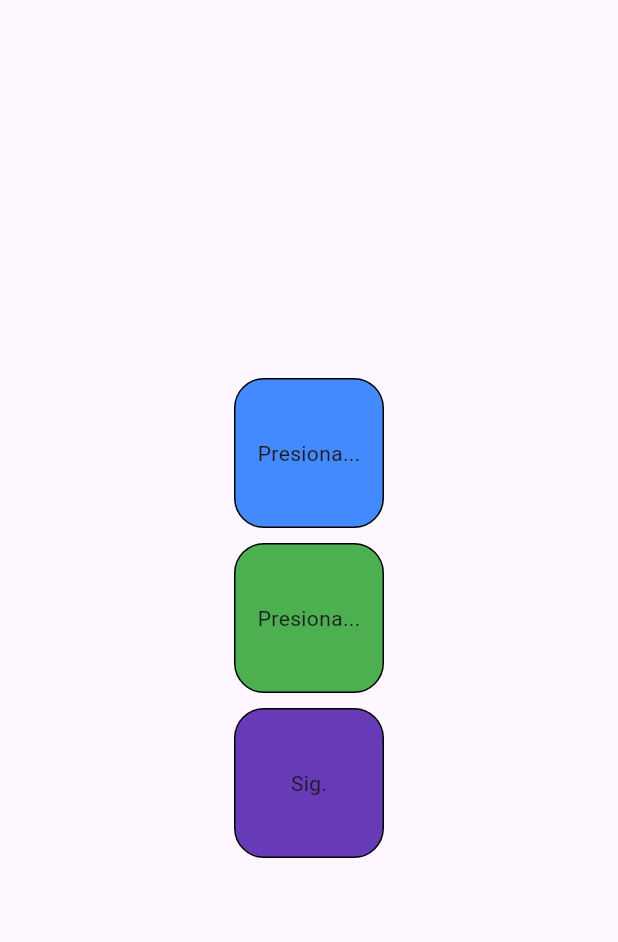
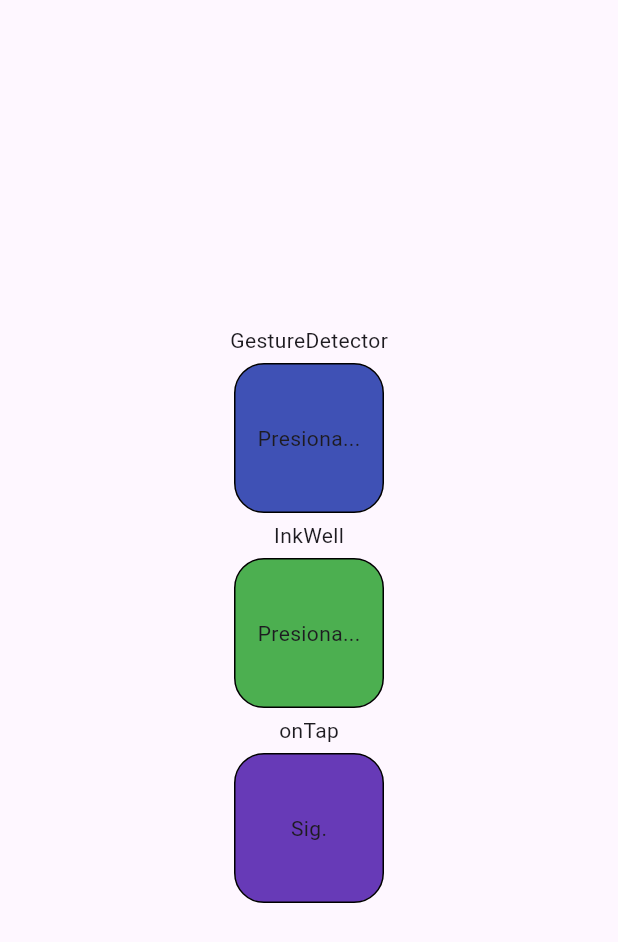
Before and after one commit to JairoVespon/trabajo_dam, a Flutter app: the screen it shows after launch, on a phone screen of 412 x 824 dp. Shown: the top 942 px of the screen. Run offline on Flutter 3.47's test engine with Material 2 defaults, Android fonts, the light colour scheme and no system bars.

Commit message:
cambios particulares

```diff
--- a/lib/main.dart
+++ b/lib/main.dart
@@ -55,6 +55,7 @@ class _MyPageState extends State<MyApp> {
         child: Column(
           mainAxisAlignment: MainAxisAlignment.center,
           children: [
+            Text("GestureDetector"),
             GestureDetector(
               onTap: (){
                 Navigator.of(context).push(MaterialPageRoute(builder: (context)=> NewScreen(),));
@@ -66,12 +67,13 @@ class _MyPageState extends State<MyApp> {
                 width: 100,
                 child: Text('Presiona...'),
                 decoration: BoxDecoration(
-                  color: Colors.blueAccent,
+                  color: Colors.indigo,
                   borderRadius: BorderRadius.circular(20),
                   border: Border.all(width: 1, color: Colors.black),
                 ),
               ),
             ),
+            Text("InkWell"),
             InkWell(
               onDoubleTap: changeColorIndex,
               child: Container(
@@ -87,6 +89,7 @@ class _MyPageState extends State<MyApp> {
                 ),
               ),
             ),
+            Text("onTap"),
             GestureDetector(
               onTap: (){
                 Navigator.of(context).push(MaterialPageRoute(builder: (context)=> Toque(),));
```
